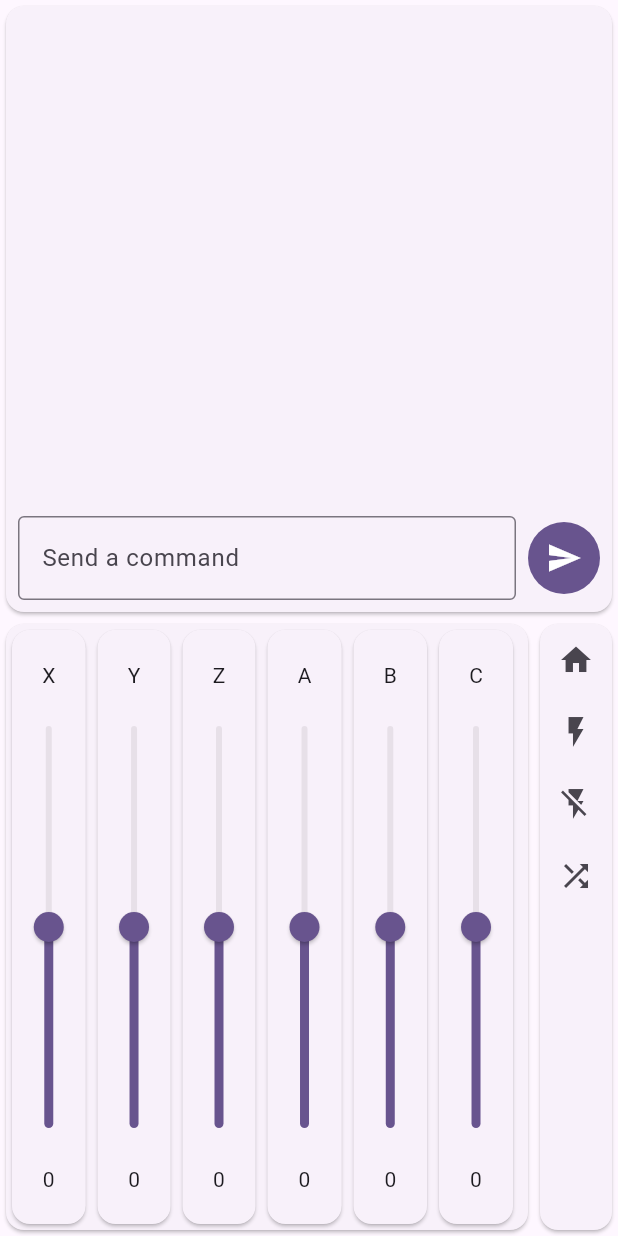
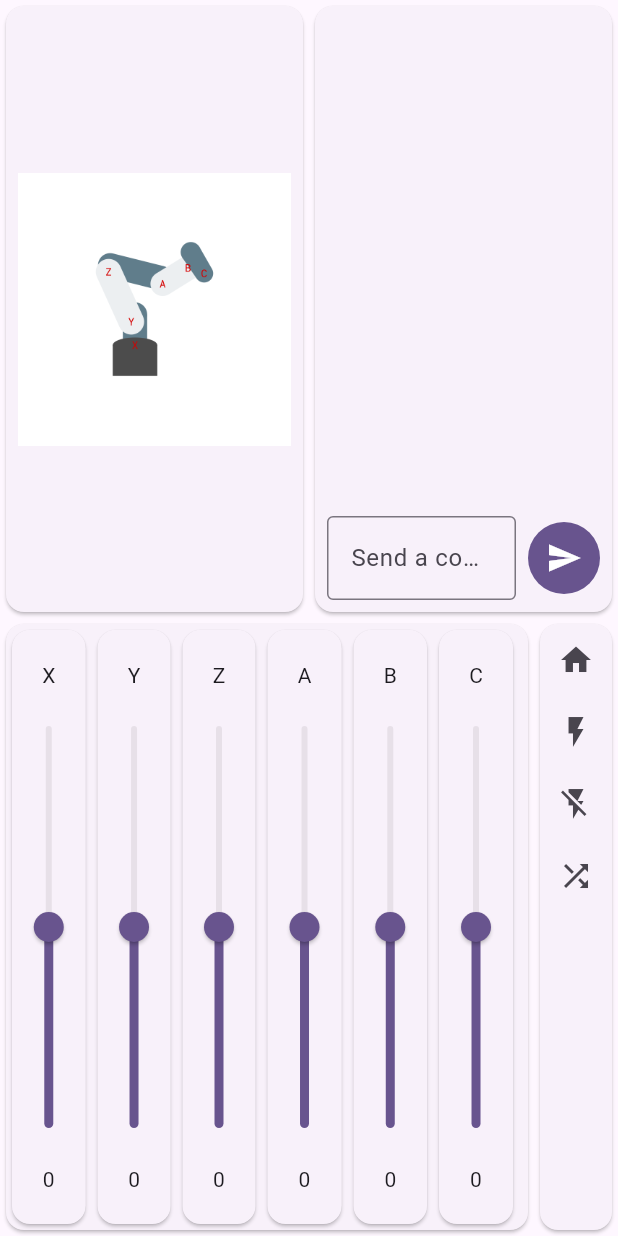
Before and after one commit to StaticRocket/mycobot_controller, a Flutter app: the screen it shows after launch, on a phone screen of 412 x 824 dp. Run offline on Flutter 3.47's test engine with Material 3 defaults, Android fonts, the phone set to English and light mode, and no system bars; network calls fail.

Commit message:
lib: add diagram widget and introduce to main view
Create a simple diagram widget for the new asset and introduce it to the
main view.

Signed-off-by: Randolph Sapp <rs@ti.com>

```diff
--- /dev/null
+++ b/lib/diagram.dart
@@ -0,0 +1,19 @@
+import 'package:flutter/material.dart';
+
+class DiagramCard extends StatefulWidget {
+  const DiagramCard({super.key});
+
+  @override
+  State<DiagramCard> createState() => _DiagramCardState();
+}
+
+class _DiagramCardState extends State<DiagramCard> {
+  @override
+  Widget build(BuildContext context) {
+    return Card(
+        child: Padding(
+            padding: const EdgeInsets.all(8),
+            child: Center(
+                child: const Image(image: AssetImage('assets/diagram.png')))));
+  }
+}
--- a/lib/main.dart
+++ b/lib/main.dart
@@ -3,6 +3,7 @@ import 'package:web_socket_channel/web_socket_channel.dart';
 import 'console.dart';
 import 'axis_slider.dart';
 import 'button_mappings.dart';
+import 'diagram.dart';
 
 void main() {
   runApp(const MyApp());
@@ -41,11 +42,16 @@ class _MyHomePageState extends State<MyHomePage> {
     return Scaffold(
         body: Column(children: [
       Expanded(
-        child: Console(
-            channel: _channel,
-            logList: _logList,
-            sendMessage: _sendMessage,
-            appendLog: _appendLog),
+        child: Row(children: [
+          Expanded(child: DiagramCard()),
+          Expanded(
+            child: Console(
+                channel: _channel,
+                logList: _logList,
+                sendMessage: _sendMessage,
+                appendLog: _appendLog),
+          )
+        ]),
       ),
       Expanded(
           child: Row(children: [
```
